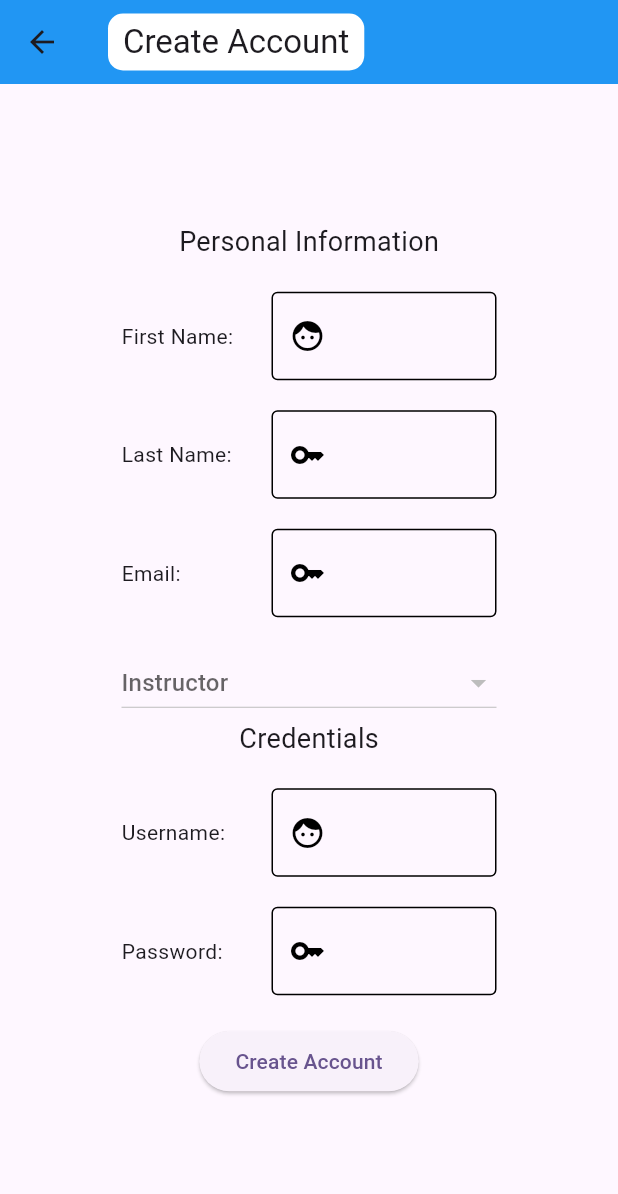
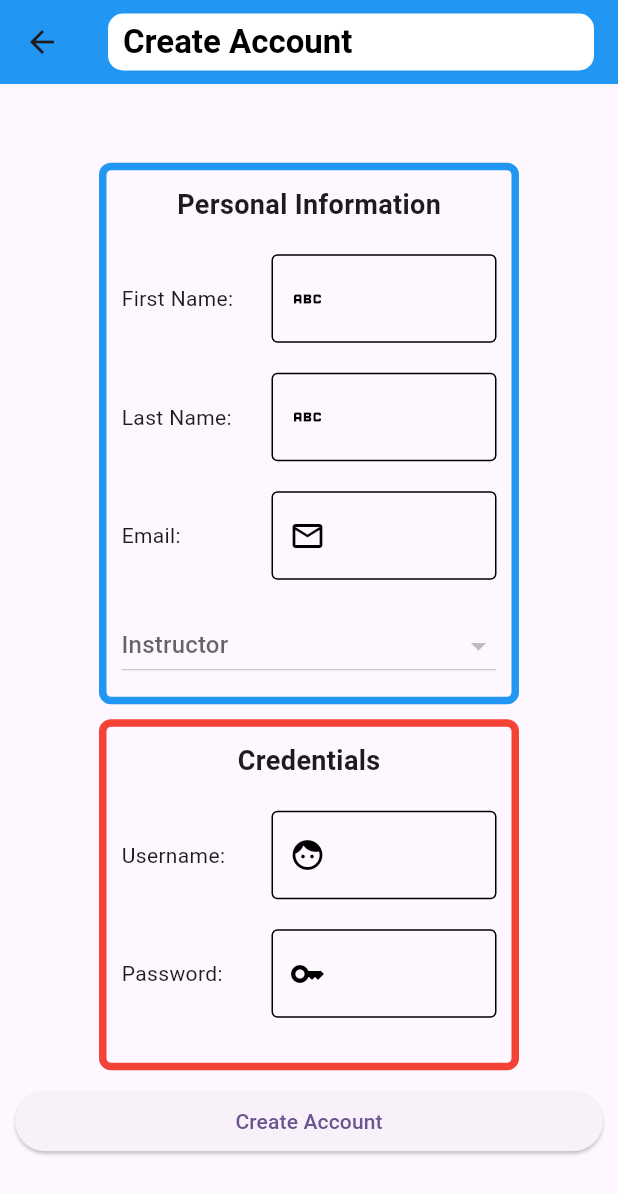
Before and after one commit to ZhongTheKong/read_right_project, a Flutter app: the CreateAccountScreen screen opened by its route, on a phone screen of 412 x 824 dp. Shown: the top 1194 px of the screen. Run offline on Flutter 3.47's test engine with Material 3 defaults, Android fonts, the light colour scheme and no system bars; our stand-ins replace connectivity_plus, csv, flutter_dotenv, just_audio, shared_preferences, speech_to_text and 1 more; missing offline and left inert: audio_session, flutter_file_dialog, mocktail, record; accounts and stored records are empty; statements that could not run were skipped.

Commit message:
Various UI improvements

```diff
--- a/lib/screens/create_account_screen.dart
+++ b/lib/screens/create_account_screen.dart
@@ -40,7 +40,8 @@ class _CreateAccountScreenState extends State<CreateAccountScreen> {
         title: Row(
           mainAxisAlignment: MainAxisAlignment.spaceBetween,
           children: [
-            Container(
+            Expanded(
+              child: Container(
                 // color: Colors.white,
                 padding: EdgeInsets.fromLTRB(10, 5, 10, 5),
                 decoration: BoxDecoration(
@@ -48,7 +49,14 @@ class _CreateAccountScreenState extends State<CreateAccountScreen> {
                   color: Colors.white,
                   borderRadius: BorderRadius.circular(10)
                 ),
-              child: Text('Create Account')
+                child: Text(
+                  'Create Account',
+                  style: TextStyle(
+                    color: Colors.black,
+                    fontWeight: FontWeight.bold
+                  ),
+                )
+              ),
             ),
             // ElevatedButton(
             //   onPressed: () {
@@ -63,29 +71,44 @@ class _CreateAccountScreenState extends State<CreateAccountScreen> {
         child: Column(
           mainAxisAlignment: MainAxisAlignment.center,
           children: [
+
+            Container(
+              padding: EdgeInsets.all(10),
+              decoration: BoxDecoration(
+                border: Border.all(
+                  width: 5,
+                  color: Colors.blue
+                ),
+                borderRadius: BorderRadius.circular(8)
+              ),
+              child: Column(
+                children: [
                   const Text(
                     'Personal Information',
-              style: TextStyle(fontSize: 18),
+                    style: TextStyle(
+                      fontSize: 18,
+                      fontWeight: FontWeight.bold
+                    ),
                   ),
                   const SizedBox(height: 20),
 
                   LabelledLoginTextField(
                       textEditingController: firstNameTextEditingController,
-                fieldIcon: Icons.face,
+                      fieldIcon: Icons.abc,
                       labelText: "First Name"
                   ),
                   const SizedBox(height: 20),
 
                   LabelledLoginTextField(
                       textEditingController: lastNameTextEditingController,
-                fieldIcon: Icons.key,
+                      fieldIcon: Icons.abc,
                       labelText: "Last Name"
                   ),
                   const SizedBox(height: 20),
 
                   LabelledLoginTextField(
                       textEditingController: emailTextEditingController,
-                fieldIcon: Icons.key,
+                      fieldIcon: Icons.mail_outline,
                       labelText: "Email"
                   ),
                   const SizedBox(height: 20),
@@ -104,10 +127,29 @@ class _CreateAccountScreenState extends State<CreateAccountScreen> {
                       onChanged: (value) { selectedTeacher = value; }
                     ),
                   ),
+                ],
+              ),
+            ),
 
+            SizedBox(height: 10,),
+
+            Container(
+              padding: EdgeInsets.all(10),
+              decoration: BoxDecoration(
+                border: Border.all(
+                  width: 5,
+                  color: Colors.red
+                ),
+                borderRadius: BorderRadius.circular(8)
+              ),
+              child: Column(
+                children: [
                   const Text(
                     'Credentials',
-              style: TextStyle(fontSize: 18),
+                    style: TextStyle(
+                      fontSize: 18,
+                      fontWeight: FontWeight.bold
+                    ),
                   ),
                   const SizedBox(height: 20),
 
@@ -124,8 +166,18 @@ class _CreateAccountScreenState extends State<CreateAccountScreen> {
                       labelText: "Password"
                   ),
                   const SizedBox(height: 20),
+                ],
+              ),
+            ),
 
-            ElevatedButton(
+            SizedBox(height: 10,),
+
+            Row(
+              children: [
+                Expanded(
+                  child: Container(
+                    margin: EdgeInsets.fromLTRB(10, 0, 10, 0),
+                    child: ElevatedButton(
                       onPressed: () async {
                         final username = usernameTextEditingController.text;
                         final password = passwordTextEditingController.text;
@@ -163,6 +215,10 @@ class _CreateAccountScreenState extends State<CreateAccountScreen> {
                       },
                       child: const Text('Create Account'),
                     ),
+                  ),
+                ),
+              ],
+            ),
           ],
         ),
       ),
```
Also changed, not shown: lib/screens/login_screen.dart (+14 -6 lines), lib/screens/practice_screen.dart (+30 -11 lines), lib/screens/word_list_screen.dart (+12 -8 lines). Lines whose indentation alone changed are shown as unchanged.
